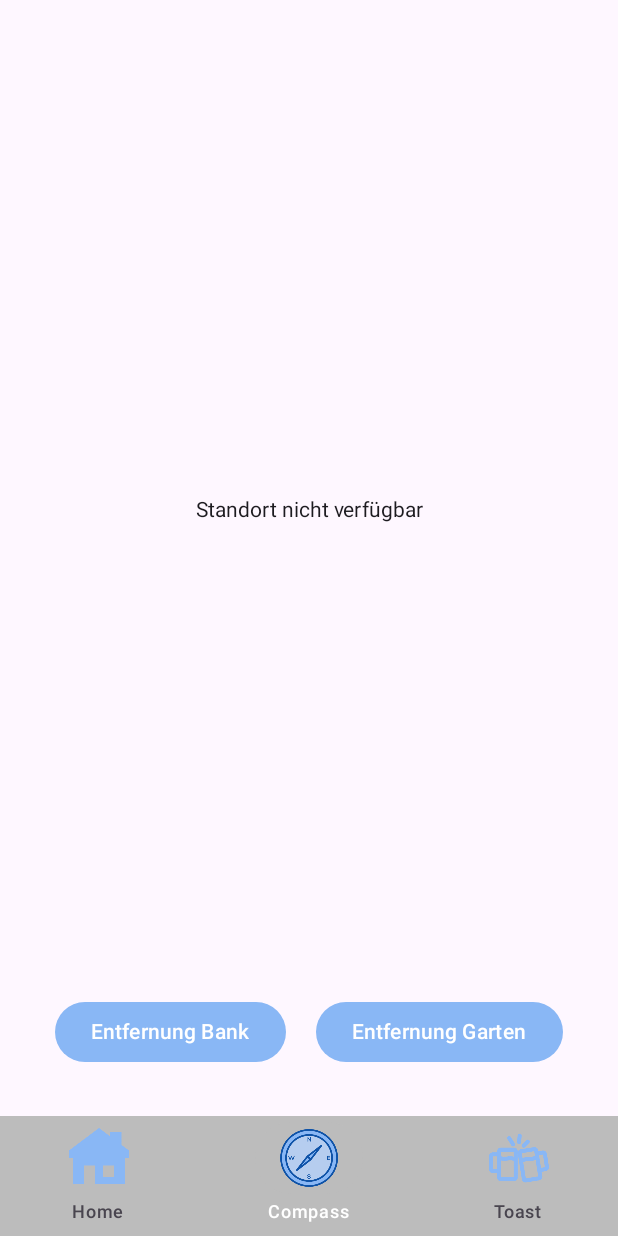
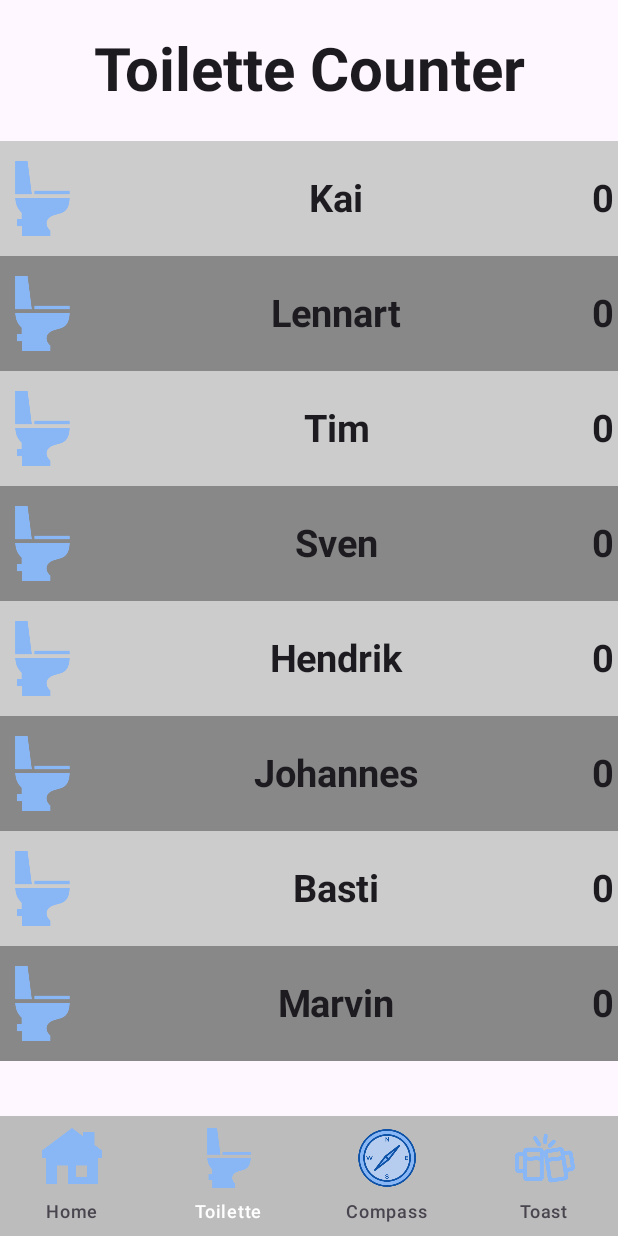
Before and after one commit to Trueffel-Hub/Trueffel-App, an Android app built with Jetpack Compose: the screen it shows after launch (MainActivity), item 2 of the bottom bar chosen, on a phone screen of 412 x 824 dp. Run offline under Robolectric (Android 15) with nearby library versions, the light colour scheme and no system bars.

Commit message:
add toilette screen

```diff
--- a/app/src/main/java/com/example/trueffel_app/MainActivity.kt
+++ b/app/src/main/java/com/example/trueffel_app/MainActivity.kt
@@ -28,7 +28,9 @@ import com.example.trueffel_app.ui.viewmodel.CompassViewModel
 import com.example.trueffel_app.ui.screens.HomeScreen
 import com.example.trueffel_app.ui.screens.CompassScreen
 import com.example.trueffel_app.ui.screens.ToastScreen
+import ToiletteScreen
 import com.example.trueffel_app.ui.theme.DemoTheme
+import com.example.trueffel_app.ui.viewmodel.ToiletteViewModel
 import com.geeksforgeeks.demo.utils.Constants
 
 class MainActivity : ComponentActivity() {
@@ -37,6 +39,7 @@ class MainActivity : ComponentActivity() {
         enableEdgeToEdge()
         val toastViewModel = ViewModelProvider(this)[ToastViewModel::class.java]
         val compassViewModel = ViewModelProvider(this)[CompassViewModel::class.java]
+        val toiletteViewModel = ViewModelProvider(this)[ToiletteViewModel::class.java]
 
         setContent {
 
@@ -49,7 +52,13 @@ class MainActivity : ComponentActivity() {
                             BottomNavigationBar(navController = navController)
                         }, content = { padding ->
                             // Nav host: where screens are placed
-                            NavHostContainer(navController = navController, padding = padding, toastModel = toastViewModel, compassViewModel=compassViewModel, context = this)
+                            NavHostContainer(
+                                navController = navController,
+                                padding = padding,
+                                toastModel = toastViewModel,
+                                compassViewModel=compassViewModel,
+                                toiletteViewModel=toiletteViewModel,
+                                context = this)
                         }
                     )
                 }
@@ -65,6 +74,7 @@ fun NavHostContainer(
     padding: PaddingValues,
     toastModel: ToastViewModel,
     compassViewModel: CompassViewModel,
+    toiletteViewModel: ToiletteViewModel,
     context: Context
 ) {
     NavHost(
@@ -75,12 +85,13 @@ fun NavHostContainer(
             composable("home") {
                 HomeScreen()
             }
+            composable("toilette"){
+                ToiletteScreen(toiletteViewModel)
+            }
             composable("compass") {
                 CompassScreen(compassViewModel)
             }
             composable("toast") {
-
-
                 ToastScreen(toastModel)
             }
         }
--- /dev/null
+++ b/app/src/main/java/com/example/trueffel_app/ui/screens/ToiletteScreen.kt
@@ -0,0 +1,78 @@
+import android.os.Bundle
+import androidx.activity.ComponentActivity
+import androidx.activity.compose.setContent
+import androidx.compose.foundation.Image
+import androidx.compose.foundation.background
+import androidx.compose.foundation.clickable
+import androidx.compose.foundation.layout.*
+import androidx.compose.foundation.lazy.LazyColumn
+import androidx.compose.foundation.lazy.LazyRow
+import androidx.compose.foundation.lazy.grid.GridCells
+import androidx.compose.foundation.lazy.grid.LazyVerticalGrid
+import androidx.compose.foundation.lazy.grid.items
+import androidx.compose.foundation.lazy.itemsIndexed
+import androidx.compose.material3.*
+import androidx.compose.runtime.*
+import androidx.compose.ui.Alignment
+import androidx.compose.ui.Modifier
+import androidx.compose.ui.graphics.Color
+import androidx.compose.ui.res.painterResource
+import androidx.compose.ui.text.font.FontWeight
+import androidx.compose.ui.text.style.TextAlign
+import androidx.compose.ui.unit.dp
+import androidx.compose.ui.unit.sp
+import com.example.trueffel_app.R
+import com.example.trueffel_app.ui.viewmodel.Profile
+import com.example.trueffel_app.ui.viewmodel.ToiletteViewModel
+
+
+@Composable
+fun ToiletteScreen(viewModel: ToiletteViewModel) {
+
+    Column(modifier = Modifier.fillMaxSize()) {
+        Text(
+            text = "Toilette Counter",
+            textAlign = TextAlign.Center,
+            fontSize = 40.sp,
+            fontWeight = FontWeight.Bold,
+            modifier = Modifier
+                .fillMaxWidth().padding(23.dp)
+        )
+        LazyColumn {
+            itemsIndexed(viewModel.profiles) { index, profile ->
+                ProfileRow(profile, index) { clickedProfile ->
+                    println("Clicked: ${clickedProfile.name}")
+                    viewModel.profiles[index] = clickedProfile.copy(counter = clickedProfile.counter + 1)
+                }
+            }
+        }
+    }
+}
+
+@Composable
+fun ProfileRow(profile: Profile, index: Int, onClick: (Profile) -> Unit) {
+    val backgroundColor = if (index % 2 == 0) Color.LightGray else Color.Gray
+
+
+    Row(
+        modifier = Modifier
+            .fillMaxWidth()
+            .clickable { onClick(profile) }
+            .background(backgroundColor)
+            .padding(3.dp)
+            .height(70.dp),
+
+        verticalAlignment = Alignment.CenterVertically,
+        horizontalArrangement = Arrangement.SpaceBetween
+    ) {
+        Image(
+            painter = painterResource(id = profile.imageResId),
+            contentDescription = "Profile Picture",
+            modifier = Modifier.size(50.dp)
+        )
+        Spacer(modifier = Modifier.width(10.dp))
+        Text(text = profile.name, fontSize = 25.sp, fontWeight = FontWeight.Bold)
+        Spacer(modifier = Modifier.width(10.dp))
+        Text(text = profile.counter.toString(), fontSize = 25.sp, fontWeight = FontWeight.Bold)
+    }
+}
--- /dev/null
+++ b/app/src/main/java/com/example/trueffel_app/ui/viewmodel/ToiletteViewModel.kt
@@ -0,0 +1,26 @@
+package com.example.trueffel_app.ui.viewmodel
+
+import androidx.compose.runtime.mutableStateListOf
+import androidx.lifecycle.ViewModel
+import com.example.trueffel_app.R
+
+data class Profile(
+    val imageResId: Int,
+    val name: String,
+    var counter: Int
+)
+
+class ToiletteViewModel : ViewModel() {
+
+    val profiles = mutableStateListOf(
+        Profile(R.drawable.toilet, "Kai", 0),
+        Profile(R.drawable.toilet, "Lennart", 0),
+        Profile(R.drawable.toilet, "Tim", 0),
+        Profile(R.drawable.toilet, "Sven", 0),
+        Profile(R.drawable.toilet, "Hendrik", 0),
+        Profile(R.drawable.toilet, "Johannes", 0),
+        Profile(R.drawable.toilet, "Basti", 0),
+        Profile(R.drawable.toilet, "Marvin", 0),
+    )
+
+}
--- a/app/src/main/java/com/example/trueffel_app/utils/Constants.kt
+++ b/app/src/main/java/com/example/trueffel_app/utils/Constants.kt
@@ -13,6 +13,11 @@ object Constants {
             icon = R.drawable.home,
             route = "home"
         ),
+        BottomNavItem(
+            label = "Toilette",
+            icon = R.drawable.toilet,
+            route = "toilette"
+        ),
         // Search screen
         BottomNavItem(
             label = "Compass",
@@ -24,6 +29,8 @@ object Constants {
             label = "Toast",
             icon = R.drawable.toast2,
             route = "toast"
-        )
+        ),
+
+
     )
 }
```
Also changed, not shown: app/src/main/res/drawable/toilet.png (added).
